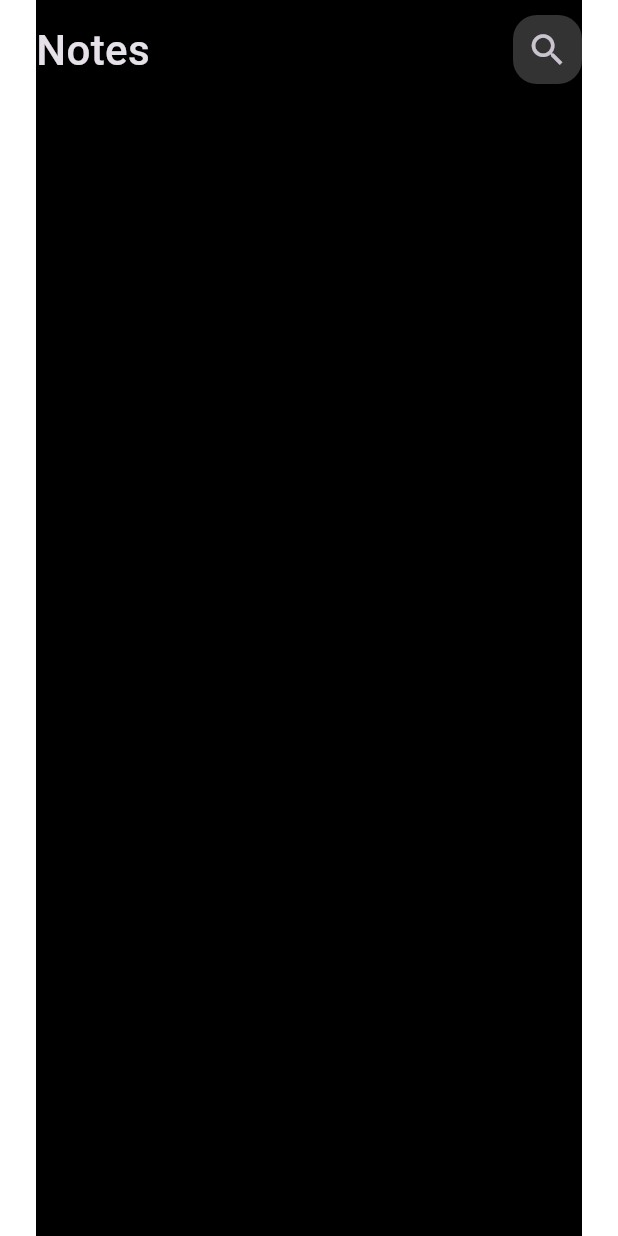
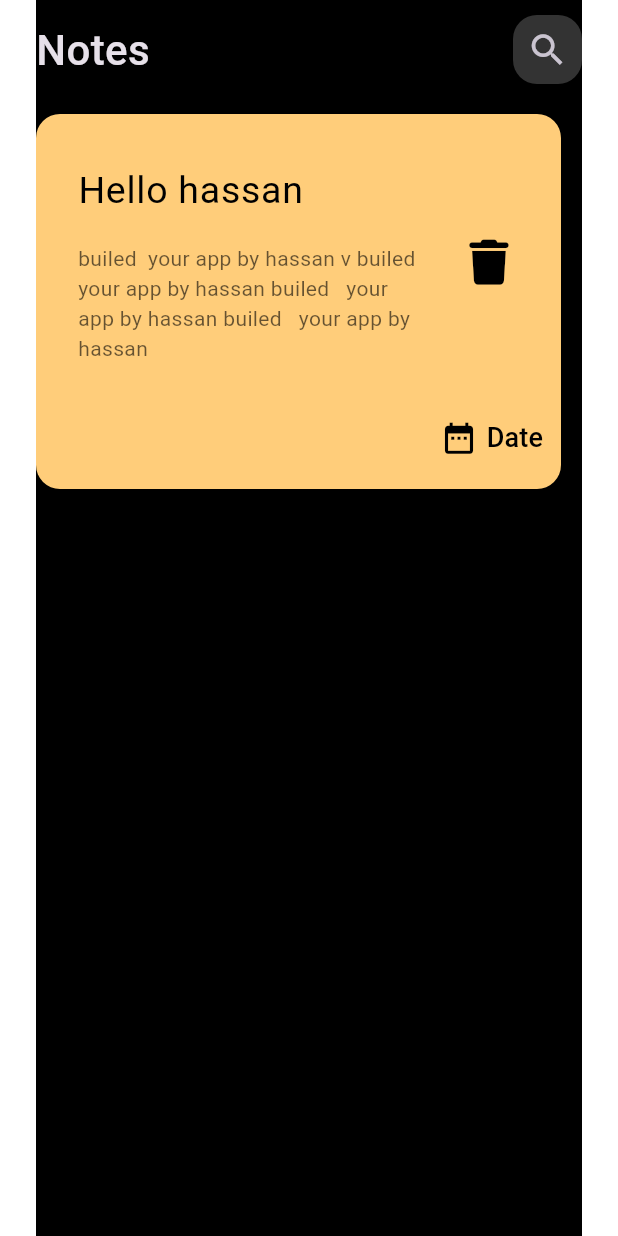
Before and after one commit to Hassanlbrhim/Notes_App, a Flutter app: the screen it shows after launch, on a phone screen of 412 x 824 dp. Run offline on Flutter 3.47's test engine with Material 3 defaults, Android fonts, the phone set to English and light mode, and no system bars; our stand-ins replace font_awesome_flutter, lottie; Roboto replaces fonts that are missing (Poppins).

Commit message:
custom  note items and custom display widget

```diff
--- a/notes_app/lib/main.dart
+++ b/notes_app/lib/main.dart
@@ -14,7 +14,10 @@ class MyApp extends StatelessWidget {
   Widget build(BuildContext context) {
     return MaterialApp(
       debugShowCheckedModeBanner: false,
-      theme: ThemeData(brightness: Brightness.dark),
+      theme: ThemeData(
+        brightness: Brightness.dark,
+        fontFamily: 'Poppins',
+      ),
       home: SplashScreen(),
     );
   }
--- /dev/null
+++ b/notes_app/lib/widgets/custom_note_items.dart
@@ -0,0 +1,54 @@
+import 'package:flutter/material.dart';
+import 'package:font_awesome_flutter/font_awesome_flutter.dart';
+import 'package:notes_app/widgets/date_display_widget.dart';
+
+class CustomItem extends StatelessWidget {
+  const CustomItem({super.key});
+
+  @override
+  Widget build(BuildContext context) {
+    return Container(
+      padding: EdgeInsets.only(top: 24, bottom: 10, left: 12),
+      width: 350,
+      height: 250,
+      decoration: BoxDecoration(
+          borderRadius: BorderRadius.circular(16), color: Color(0xffFFCD7A)),
+      child: Column(
+        crossAxisAlignment: CrossAxisAlignment.end,
+        children: [
+          Expanded(
+            child: ListTile(
+              title: Text(
+                'Hello hassan  ',
+                style: TextStyle(
+                  color: Colors.black,
+                  fontSize: 25,
+                ),
+              ),
+              subtitle: Padding(
+                padding: const EdgeInsets.only(
+                  top: 16,
+                ),
+                child: Text(
+                  "builed  your app by hassan v builed   your app by hassan builed   your app by hassan builed   your app by hassan",
+                  style: TextStyle(
+                    color: Colors.black.withOpacity(0.6),
+                  ),
+                ),
+              ),
+              trailing: IconButton(
+                onPressed: () {},
+                icon: Icon(
+                  FontAwesomeIcons.trash,
+                  color: Colors.black,
+                  size: 30,
+                ),
+              ),
+            ),
+          ),
+          DatePickerWidget(),
+        ],
+      ),
+    );
+  }
+}
--- /dev/null
+++ b/notes_app/lib/widgets/date_display_widget.dart
@@ -0,0 +1,80 @@
+import 'package:flutter/material.dart';
+import 'package:intl/intl.dart';
+
+class DatePickerWidget extends StatefulWidget {
+  const DatePickerWidget({super.key});
+
+  @override
+  State<DatePickerWidget> createState() => _DatePickerWidgetState();
+}
+
+class _DatePickerWidgetState extends State<DatePickerWidget> {
+  DateTime? _selectedDate;
+
+  Future<void> _pickDate() async {
+    DateTime? pickedDate = await showDatePicker(
+      context: context,
+      initialDate: _selectedDate ?? DateTime.now(),
+      firstDate: DateTime(2000),
+      lastDate: DateTime(2100),
+      builder: (context, child) {
+        return Theme(
+          data: Theme.of(context).copyWith(
+            colorScheme: const ColorScheme.light(
+              primary: Colors.deepPurple,
+              onPrimary: Colors.white,
+              onSurface: Colors.black,
+            ),
+            textButtonTheme: TextButtonThemeData(
+              style: TextButton.styleFrom(
+                foregroundColor: Colors.deepPurple,
+              ),
+            ),
+          ),
+          child: child!,
+        );
+      },
+    );
+
+    if (pickedDate != null) {
+      setState(() {
+        _selectedDate = pickedDate;
+      });
+
+      print('Selected date: $_selectedDate');
+    }
+  }
+
+  @override
+  Widget build(BuildContext context) {
+    String displayText = _selectedDate == null
+        ? 'Date'
+        : DateFormat('MMMM dd, yyyy').format(_selectedDate!);
+
+    return TextButton(
+      onPressed: _pickDate,
+      style: TextButton.styleFrom(
+        iconSize: 25,
+        foregroundColor: Colors.black,
+        padding: const EdgeInsets.symmetric(horizontal: 12, vertical: 8),
+      ),
+      child: Row(
+        mainAxisSize: MainAxisSize.min,
+        children: [
+          if (_selectedDate == null)
+            const Icon(Icons.date_range, color: Colors.black),
+          if (_selectedDate != null)
+            const Icon(Icons.edit_calendar, color: Colors.black, size: 20),
+          const SizedBox(width: 6),
+          Text(
+            displayText,
+            style: const TextStyle(
+              fontSize: 18,
+              color: Colors.black,
+            ),
+          ),
+        ],
+      ),
+    );
+  }
+}
--- a/notes_app/lib/widgets/notes_views_bodey.dart
+++ b/notes_app/lib/widgets/notes_views_bodey.dart
@@ -1,5 +1,8 @@
 import 'package:flutter/material.dart';
+
 import 'package:notes_app/widgets/custom_appBar.dart';
+
+import 'package:notes_app/widgets/custom_note_items.dart';
 
 class NotesViewsBodey extends StatelessWidget {
   const NotesViewsBodey({super.key});
@@ -7,11 +10,16 @@ class NotesViewsBodey extends StatelessWidget {
   @override
   Widget build(BuildContext context) {
     return Column(
+      crossAxisAlignment: CrossAxisAlignment.start,
       children: [
         SizedBox(
           height: 10,
         ),
         CustomAppbar(),
+        SizedBox(
+          height: 20,
+        ),
+        CustomItem()
       ],
     );
   }
```
Also changed, not shown: notes_app/pubspec.yaml (+10 -0 lines), notes_app/assets/fonts/Poppins-Regular.ttf (added), notes_app/pubspec.lock, 1 other file.
